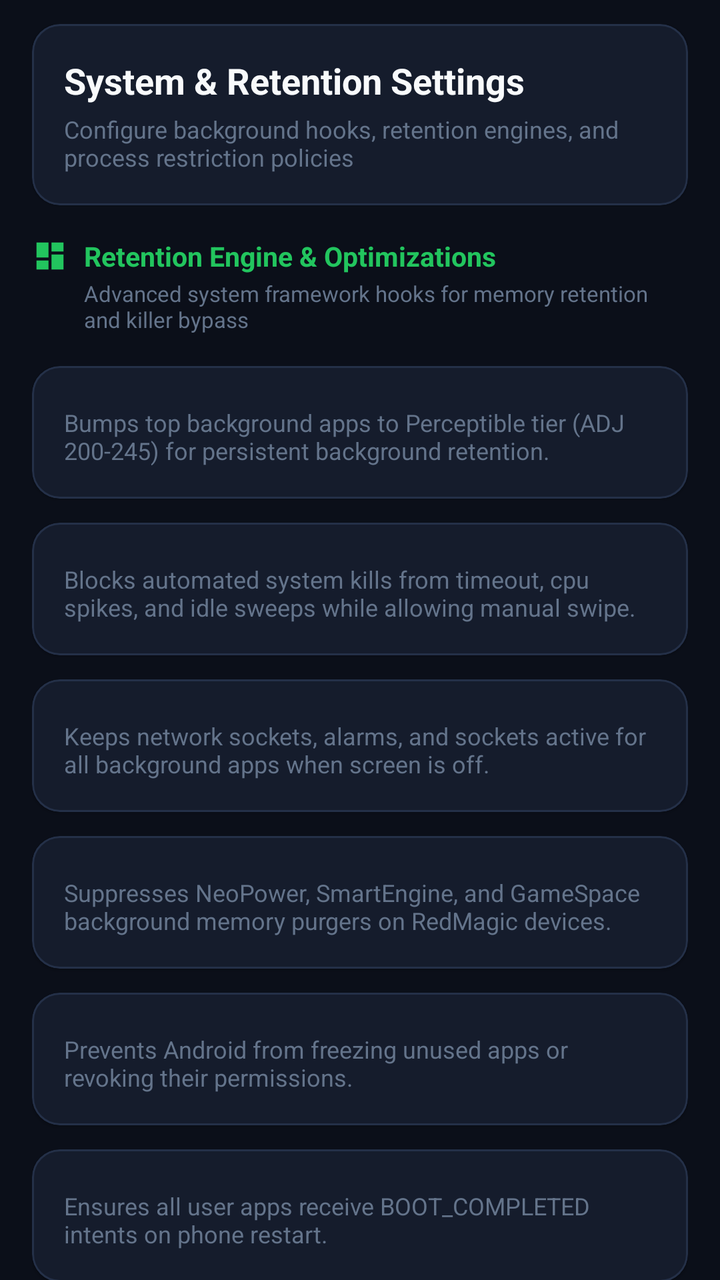
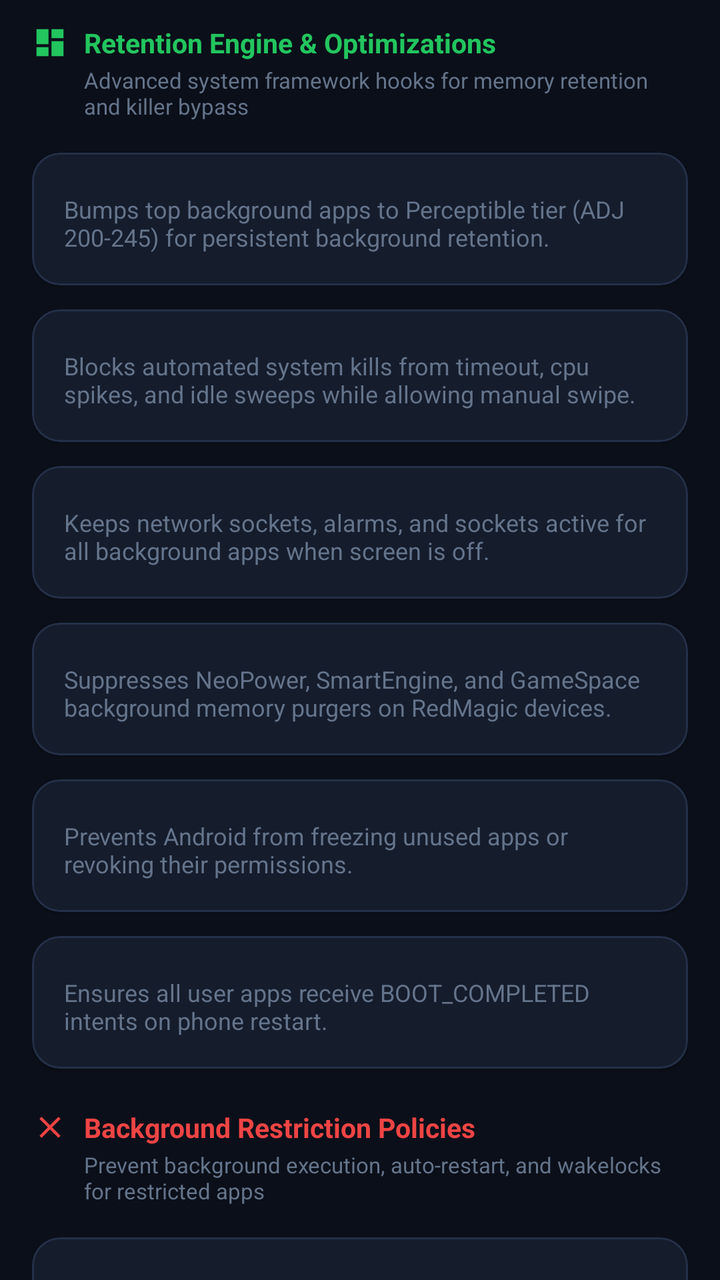

Compare the two renders of this Android layout. The source of the first and the diff that turns it into the second are given below.
<!-- AndroidManifest.xml: fallback theme Theme.MaterialComponents.DayNight.NoActionBar -->
<!-- res/layout/page_controls.xml -->
<?xml version="1.0" encoding="utf-8"?>
<androidx.core.widget.NestedScrollView xmlns:android="http://schemas.android.com/apk/res/android"
    xmlns:app="http://schemas.android.com/apk/res-auto"
    android:layout_width="match_parent"
    android:layout_height="match_parent"
    android:background="@color/bg_dark"
    android:fillViewport="true">

    <LinearLayout
        android:layout_width="match_parent"
        android:layout_height="wrap_content"
        android:orientation="vertical"
        android:paddingStart="16dp"
        android:paddingEnd="16dp"
        android:paddingTop="12dp"
        android:paddingBottom="24dp">

        
        <com.google.android.material.card.MaterialCardView
            android:layout_width="match_parent"
            android:layout_height="wrap_content"
            app:cardBackgroundColor="@color/card_dark"
            app:strokeColor="@color/card_stroke"
            app:strokeWidth="1dp"
            app:cardCornerRadius="14dp"
            android:layout_marginBottom="16dp">

            <LinearLayout
                android:layout_width="match_parent"
                android:layout_height="wrap_content"
                android:orientation="vertical"
                android:padding="16dp">

                <TextView
                    android:layout_width="match_parent"
                    android:layout_height="wrap_content"
                    android:text="@string/title_settings"
                    android:textColor="@color/text_title"
                    android:textSize="18sp"
                    android:textStyle="bold" />

                <TextView
                    android:layout_width="match_parent"
                    android:layout_height="wrap_content"
                    android:layout_marginTop="4dp"
                    android:text="@string/desc_settings"
                    android:textColor="@color/text_muted"
                    android:textSize="12sp" />
            </LinearLayout>
        </com.google.android.material.card.MaterialCardView>

        
        <LinearLayout
            android:layout_width="match_parent"
            android:layout_height="wrap_content"
            android:orientation="vertical"
            android:layout_marginBottom="8dp">

            <LinearLayout
                android:layout_width="match_parent"
                android:layout_height="wrap_content"
                android:orientation="horizontal"
                android:gravity="center_vertical"
                android:layout_marginBottom="2dp">

                <ImageView
                    android:layout_width="18dp"
                    android:layout_height="18dp"
                    android:src="@drawable/ic_nav_dashboard"
                    app:tint="@color/accent_green" />

                <TextView
                    android:layout_width="wrap_content"
                    android:layout_height="wrap_content"
                    android:layout_marginStart="8dp"
                    android:text="@string/section_retention_engine"
                    android:textColor="@color/accent_green"
                    android:textSize="13.5sp"
                    android:textStyle="bold" />
            </LinearLayout>

            <TextView
                android:layout_width="match_parent"
                android:layout_height="wrap_content"
                android:layout_marginStart="26dp"
                android:layout_marginBottom="8dp"
                android:text="@string/section_retention_desc"
                android:textColor="@color/text_muted"
                android:textSize="11sp" />
        </LinearLayout>

        
        <com.google.android.material.card.MaterialCardView
            android:layout_width="match_parent"
            android:layout_height="wrap_content"
            app:cardBackgroundColor="@color/card_dark"
            app:strokeColor="@color/card_stroke"
            app:strokeWidth="1dp"
            app:cardCornerRadius="14dp"
            android:layout_marginBottom="12dp">

            <LinearLayout
                android:layout_width="match_parent"
                android:layout_height="wrap_content"
                android:orientation="vertical"
                android:padding="16dp">

                <com.google.android.material.materialswitch.MaterialSwitch
                    android:id="@+id/switchTieredAdj"
                    android:layout_width="match_parent"
                    android:layout_height="wrap_content"
                    android:text="@string/title_tiered_adj"
                    android:textColor="@color/text_title"
                    android:textSize="14.5sp"
                    android:textStyle="bold"
                    android:checked="true" />

                <TextView
                    android:layout_width="match_parent"
                    android:layout_height="wrap_content"
                    android:layout_marginTop="4dp"
                    android:text="@string/desc_tiered_adj"
                    android:textColor="@color/text_muted"
                    android:textSize="12sp" />
            </LinearLayout>
        </com.google.android.material.card.MaterialCardView>

        
        <com.google.android.material.card.MaterialCardView
            android:layout_width="match_parent"
            android:layout_height="wrap_content"
            app:cardBackgroundColor="@color/card_dark"
            app:strokeColor="@color/card_stroke"
            app:strokeWidth="1dp"
            app:cardCornerRadius="14dp"
            android:layout_marginBottom="12dp">

            <LinearLayout
                android:layout_width="match_parent"
                android:layout_height="wrap_content"
                android:orientation="vertical"
                android:padding="16dp">

                <com.google.android.material.materialswitch.MaterialSwitch
                    android:id="@+id/switchKillShield"
                    android:layout_width="match_parent"
                    android:layout_height="wrap_content"
                    android:text="@string/title_killshield"
                    android:textColor="@color/text_title"
                    android:textSize="14.5sp"
                    android:textStyle="bold"
                    android:checked="true" />

                <TextView
                    android:layout_width="match_parent"
                    android:layout_height="wrap_content"
                    android:layout_marginTop="4dp"
                    android:text="@string/desc_killshield"
                    android:textColor="@color/text_muted"
                    android:textSize="12sp" />
            </LinearLayout>
        </com.google.android.material.card.MaterialCardView>

        
        <com.google.android.material.card.MaterialCardView
            android:layout_width="match_parent"
            android:layout_height="wrap_content"
            app:cardBackgroundColor="@color/card_dark"
            app:strokeColor="@color/card_stroke"
            app:strokeWidth="1dp"
            app:cardCornerRadius="14dp"
            android:layout_marginBottom="12dp">

            <LinearLayout
                android:layout_width="match_parent"
                android:layout_height="wrap_content"
                android:orientation="vertical"
                android:padding="16dp">

                <com.google.android.material.materialswitch.MaterialSwitch
                    android:id="@+id/switchDoze"
                    android:layout_width="match_parent"
                    android:layout_height="wrap_content"
                    android:text="@string/title_doze"
                    android:textColor="@color/text_title"
                    android:textSize="14.5sp"
                    android:textStyle="bold"
                    android:checked="true" />

                <TextView
                    android:layout_width="match_parent"
                    android:layout_height="wrap_content"
                    android:layout_marginTop="4dp"
                    android:text="@string/desc_doze"
                    android:textColor="@color/text_muted"
                    android:textSize="12sp" />
            </LinearLayout>
        </com.google.android.material.card.MaterialCardView>

        
        <com.google.android.material.card.MaterialCardView
            android:layout_width="match_parent"
            android:layout_height="wrap_content"
            app:cardBackgroundColor="@color/card_dark"
            app:strokeColor="@color/card_stroke"
            app:strokeWidth="1dp"
            app:cardCornerRadius="14dp"
            android:layout_marginBottom="12dp">

            <LinearLayout
                android:layout_width="match_parent"
                android:layout_height="wrap_content"
                android:orientation="vertical"
                android:padding="16dp">

                <com.google.android.material.materialswitch.MaterialSwitch
                    android:id="@+id/switchNubia"
                    android:layout_width="match_parent"
                    android:layout_height="wrap_content"
                    android:text="@string/title_nubia"
                    android:textColor="@color/text_title"
                    android:textSize="14.5sp"
                    android:textStyle="bold"
                    android:checked="true" />

                <TextView
                    android:layout_width="match_parent"
                    android:layout_height="wrap_content"
                    android:layout_marginTop="4dp"
                    android:text="@string/desc_nubia"
                    android:textColor="@color/text_muted"
                    android:textSize="12sp" />
            </LinearLayout>
        </com.google.android.material.card.MaterialCardView>

        
        <com.google.android.material.card.MaterialCardView
            android:layout_width="match_parent"
            android:layout_height="wrap_content"
            app:cardBackgroundColor="@color/card_dark"
            app:strokeColor="@color/card_stroke"
            app:strokeWidth="1dp"
            app:cardCornerRadius="14dp"
            android:layout_marginBottom="12dp">

            <LinearLayout
                android:layout_width="match_parent"
                android:layout_height="wrap_content"
                android:orientation="vertical"
                android:padding="16dp">

                <com.google.android.material.materialswitch.MaterialSwitch
                    android:id="@+id/switchHibernation"
                    android:layout_width="match_parent"
                    android:layout_height="wrap_content"
                    android:text="@string/title_hibernation"
                    android:textColor="@color/text_title"
                    android:textSize="14.5sp"
                    android:textStyle="bold"
                    android:checked="true" />

                <TextView
                    android:layout_width="match_parent"
                    android:layout_height="wrap_content"
                    android:layout_marginTop="4dp"
                    android:text="@string/desc_hibernation"
                    android:textColor="@color/text_muted"
                    android:textSize="12sp" />
            </LinearLayout>
        </com.google.android.material.card.MaterialCardView>

        
        <com.google.android.material.card.MaterialCardView
            android:layout_width="match_parent"
            android:layout_height="wrap_content"
            app:cardBackgroundColor="@color/card_dark"
            app:strokeColor="@color/card_stroke"
            app:strokeWidth="1dp"
            app:cardCornerRadius="14dp"
            android:layout_marginBottom="20dp">

            <LinearLayout
                android:layout_width="match_parent"
                android:layout_height="wrap_content"
                android:orientation="vertical"
                android:padding="16dp">

                <com.google.android.material.materialswitch.MaterialSwitch
                    android:id="@+id/switchAutoStart"
                    android:layout_width="match_parent"
                    android:layout_height="wrap_content"
                    android:text="@string/title_autostart"
                    android:textColor="@color/text_title"
                    android:textSize="14.5sp"
                    android:textStyle="bold"
                    android:checked="true" />

                <TextView
                    android:layout_width="match_parent"
                    android:layout_height="wrap_content"
                    android:layout_marginTop="4dp"
                    android:text="@string/desc_autostart"
                    android:textColor="@color/text_muted"
                    android:textSize="12sp" />
            </LinearLayout>
        </com.google.android.material.card.MaterialCardView>

        
        <LinearLayout
            android:layout_width="match_parent"
            android:layout_height="wrap_content"
            android:orientation="vertical"
            android:layout_marginBottom="8dp">

            <LinearLayout
                android:layout_width="match_parent"
                android:layout_height="wrap_content"
                android:orientation="horizontal"
                android:gravity="center_vertical"
                android:layout_marginBottom="2dp">

                <ImageView
                    android:layout_width="18dp"
                    android:layout_height="18dp"
                    android:src="@drawable/ic_kill"
                    app:tint="@color/accent_red" />

                <TextView
                    android:layout_width="wrap_content"
                    android:layout_height="wrap_content"
                    android:layout_marginStart="8dp"
                    android:text="@string/section_restriction_engine"
                    android:textColor="@color/accent_red"
                    android:textSize="13.5sp"
                    android:textStyle="bold" />
            </LinearLayout>

            <TextView
                android:layout_width="match_parent"
                android:layout_height="wrap_content"
                android:layout_marginStart="26dp"
                android:layout_marginBottom="8dp"
                android:text="@string/section_restriction_desc"
                android:textColor="@color/text_muted"
                android:textSize="11sp" />
        </LinearLayout>

        
        <com.google.android.material.card.MaterialCardView
            android:layout_width="match_parent"
            android:layout_height="wrap_content"
            app:cardBackgroundColor="@color/card_dark"
            app:strokeColor="@color/card_stroke"
            app:strokeWidth="1dp"
            app:cardCornerRadius="14dp"
            android:layout_marginBottom="16dp">

            <LinearLayout
                android:layout_width="match_parent"
                android:layout_height="wrap_content"
                android:orientation="vertical"
                android:padding="16dp">

                <com.google.android.material.materialswitch.MaterialSwitch
                    android:id="@+id/switchImmediateKill"
                    android:layout_width="match_parent"
                    android:layout_height="wrap_content"
                    android:text="@string/title_immediate_kill"
                    android:textColor="@color/text_title"
                    android:textSize="14.5sp"
                    android:textStyle="bold"
                    android:checked="false" />

                <TextView
                    android:layout_width="match_parent"
                    android:layout_height="wrap_content"
                    android:layout_marginTop="4dp"
                    android:text="@string/desc_immediate_kill"
                    android:textColor="@color/text_muted"
                    android:textSize="12sp" />
            </LinearLayout>
        </com.google.android.material.card.MaterialCardView>

    </LinearLayout>
</androidx.core.widget.NestedScrollView>
<!-- resources referenced by this layout -->
<resources>
  <color name="accent_green">#22C55E</color>
  <color name="accent_red">#EF4444</color>
  <color name="bg_dark">#0B0F19</color>
  <color name="card_dark">#151C2C</color>
  <color name="card_stroke">#243048</color>
  <color name="text_muted">#64748B</color>
  <color name="text_title">#F8FAFC</color>
  <!-- drawable ic_kill (drawable) -->
  <?xml version="1.0" encoding="utf-8"?>
  <vector xmlns:android="http://schemas.android.com/apk/res/android"
      android:width="24dp"
      android:height="24dp"
      android:viewportWidth="24"
      android:viewportHeight="24">
      <path
          android:fillColor="@color/accent_red"
          android:pathData="M19,6.41L17.59,5 12,10.59 6.41,5 5,6.41 10.59,12 5,17.59 6.41,19 12,13.41 17.59,19 19,17.59 13.41,12z" />
  </vector>
  <!-- drawable ic_nav_dashboard (drawable) -->
  <?xml version="1.0" encoding="utf-8"?>
  <vector xmlns:android="http://schemas.android.com/apk/res/android"
      android:width="24dp"
      android:height="24dp"
      android:viewportWidth="24"
      android:viewportHeight="24">
      <path
          android:fillColor="#FFFFFFFF"
          android:pathData="M3,13h8V3H3V13z M3,21h8v-6H3V21z M13,21h8V11h-8V21z M13,3v6h8V3H13z"/>
  </vector>
  <string name="desc_autostart">Ensures all user apps receive BOOT_COMPLETED intents on phone restart.</string>
  <string name="desc_doze">Keeps network sockets, alarms, and sockets active for all background apps when screen is off.</string>
  <string name="desc_hibernation">Prevents Android from freezing unused apps or revoking their permissions.</string>
  <string name="desc_immediate_kill">Immediately terminate restricted apps upon leaving to home screen or screen off (no need to wait for recents swipe-out)</string>
  <string name="desc_killshield">Blocks automated system kills from timeout, cpu spikes, and idle sweeps while allowing manual swipe.</string>
  <string name="desc_nubia">Suppresses NeoPower, SmartEngine, and GameSpace background memory purgers on RedMagic devices.</string>
  <string name="desc_settings">Configure background hooks, retention engines, and process restriction policies</string>
  <string name="desc_tiered_adj">Bumps top background apps to Perceptible tier (ADJ 200-245) for persistent background retention.</string>
  <string name="section_restriction_desc">Prevent background execution, auto-restart, and wakelocks for restricted apps</string>
  <string name="section_restriction_engine">Background Restriction Policies</string>
  <string name="section_retention_desc">Advanced system framework hooks for memory retention and killer bypass</string>
  <string name="section_retention_engine">Retention Engine &amp; Optimizations</string>
  <string name="title_autostart">Bypass OEM Auto-Start Restrictions</string>
  <string name="title_doze">Doze Mode Auto-Exemption</string>
  <string name="title_hibernation">Disable App Hibernation</string>
  <string name="title_immediate_kill">Immediate Kill on App Exit</string>
  <string name="title_killshield">KillShield Protection</string>
  <string name="title_nubia">RedMagic / Nubia Killer Shield</string>
  <string name="title_settings">System &amp; Retention Settings</string>
  <string name="title_tiered_adj">Tiered ADJ 200 Clamping</string>
</resources>

<!-- the commit's change to res/layout/page_controls.xml (unified diff, before → after) -->
@@ -16,40 +16,6 @@
         android:paddingBottom="24dp">
 
         
-        <com.google.android.material.card.MaterialCardView
-            android:layout_width="match_parent"
-            android:layout_height="wrap_content"
-            app:cardBackgroundColor="@color/card_dark"
-            app:strokeColor="@color/card_stroke"
-            app:strokeWidth="1dp"
-            app:cardCornerRadius="14dp"
-            android:layout_marginBottom="16dp">
-
-            <LinearLayout
-                android:layout_width="match_parent"
-                android:layout_height="wrap_content"
-                android:orientation="vertical"
-                android:padding="16dp">
-
-                <TextView
-                    android:layout_width="match_parent"
-                    android:layout_height="wrap_content"
-                    android:text="@string/title_settings"
-                    android:textColor="@color/text_title"
-                    android:textSize="18sp"
-                    android:textStyle="bold" />
-
-                <TextView
-                    android:layout_width="match_parent"
-                    android:layout_height="wrap_content"
-                    android:layout_marginTop="4dp"
-                    android:text="@string/desc_settings"
-                    android:textColor="@color/text_muted"
-                    android:textSize="12sp" />
-            </LinearLayout>
-        </com.google.android.material.card.MaterialCardView>
-
-        
         <LinearLayout
             android:layout_width="match_parent"
             android:layout_height="wrap_content"
<!-- resource entries referenced after the edit -->
@@ -35,7 +35,6 @@
   <string name="desc_immediate_kill">Immediately terminate restricted apps upon leaving to home screen or screen off (no need to wait for recents swipe-out)</string>
   <string name="desc_killshield">Blocks automated system kills from timeout, cpu spikes, and idle sweeps while allowing manual swipe.</string>
   <string name="desc_nubia">Suppresses NeoPower, SmartEngine, and GameSpace background memory purgers on RedMagic devices.</string>
-  <string name="desc_settings">Configure background hooks, retention engines, and process restriction policies</string>
   <string name="desc_tiered_adj">Bumps top background apps to Perceptible tier (ADJ 200-245) for persistent background retention.</string>
   <string name="section_restriction_desc">Prevent background execution, auto-restart, and wakelocks for restricted apps</string>
   <string name="section_restriction_engine">Background Restriction Policies</string>
@@ -47,7 +46,6 @@
   <string name="title_immediate_kill">Immediate Kill on App Exit</string>
   <string name="title_killshield">KillShield Protection</string>
   <string name="title_nubia">RedMagic / Nubia Killer Shield</string>
-  <string name="title_settings">System &amp; Retention Settings</string>
   <string name="title_tiered_adj">Tiered ADJ 200 Clamping</string>
 </resources>
 
